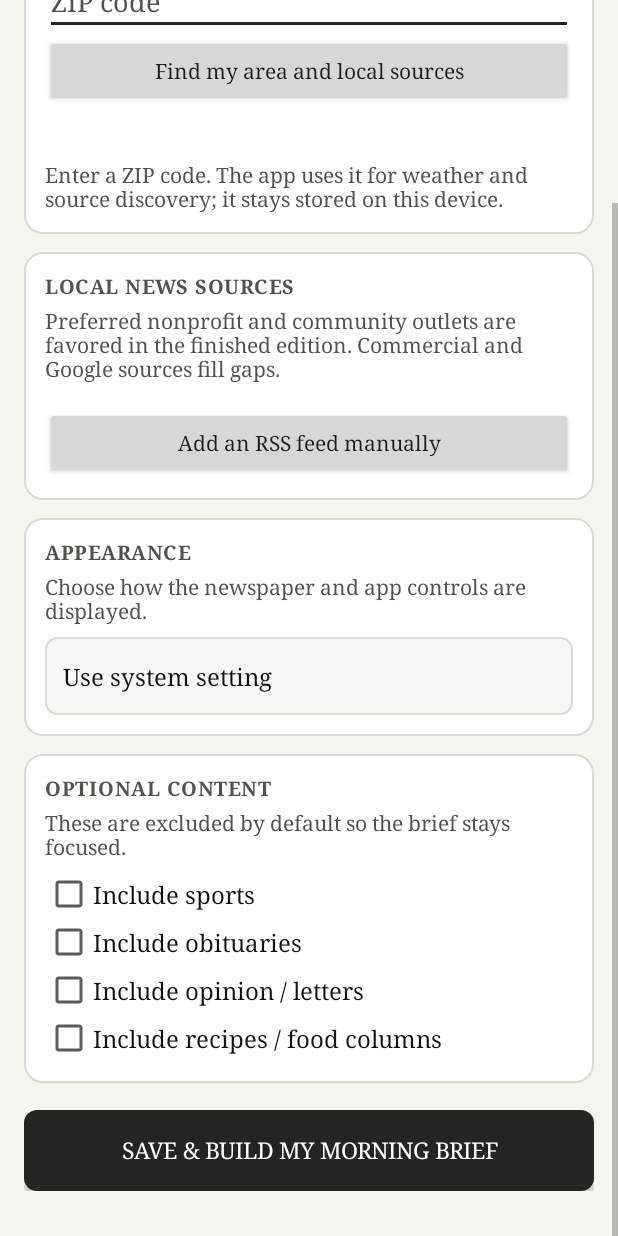
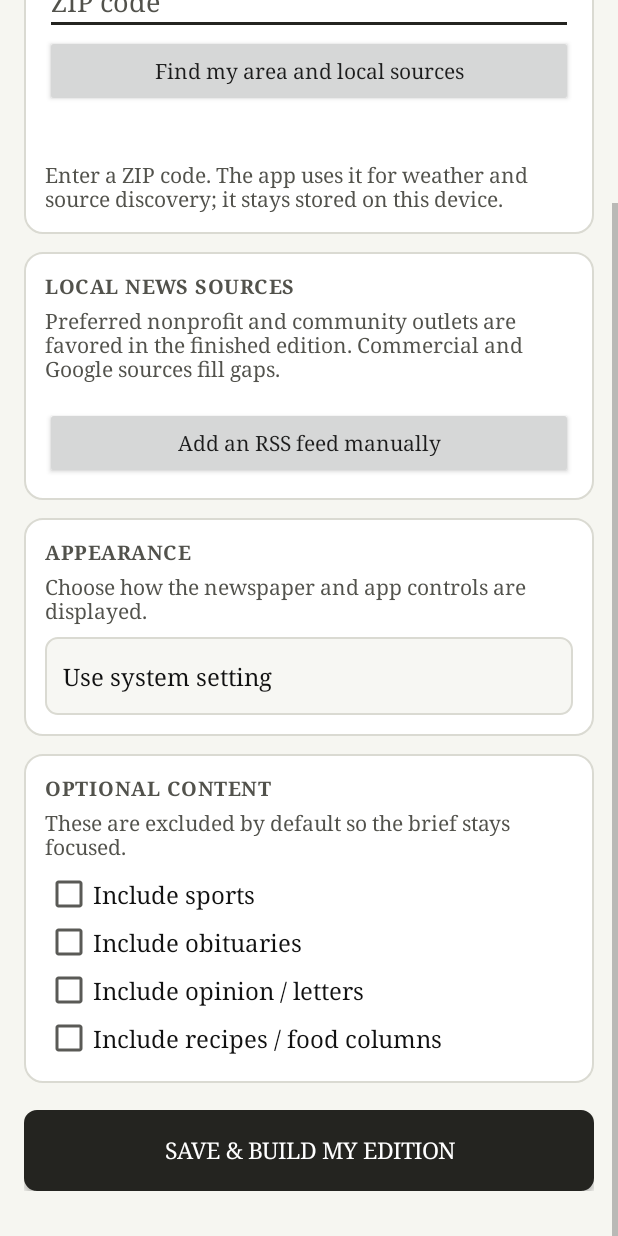
Before and after one commit to JayVee-V/TheDailyBrief, an Android app: the screen it shows after launch (SetupActivity), scrolled down 162 dp, on a phone screen of 412 x 824 dp. Run offline under Robolectric (Android 15) with nearby library versions, the phone set to English and light mode, and no system bars.

Commit message:
Rebrand NewPaper: SetupActivity.java

```diff
--- a/expanded/app/src/main/java/org/morningbrief/app/SetupActivity.java
+++ b/expanded/app/src/main/java/org/morningbrief/app/SetupActivity.java
@@ -68,7 +68,7 @@ public class SetupActivity extends Activity {
         root.setBackgroundColor(pageColor);
         scroll.addView(root);
 
-        TextView head = text("THE MORNING BRIEF", 28, true);
+        TextView head = text("NewPaper", 28, true);
         root.addView(head);
         TextView sub = text("Local news, assembled on your phone.", 17, false);
         sub.setTextColor(mutedColor);
@@ -157,7 +157,7 @@ public class SetupActivity extends Activity {
         filterPanel.addView(sports); filterPanel.addView(obits); filterPanel.addView(opinion); filterPanel.addView(recipes);
         addPanel(root, filterPanel);
 
-        Button save = button("SAVE & BUILD MY MORNING BRIEF", true);
+        Button save = button("SAVE & BUILD MY EDITION", true);
         save.setOnClickListener(v -> save());
         LinearLayout.LayoutParams sp = match();
         sp.topMargin = dp(18);
```
